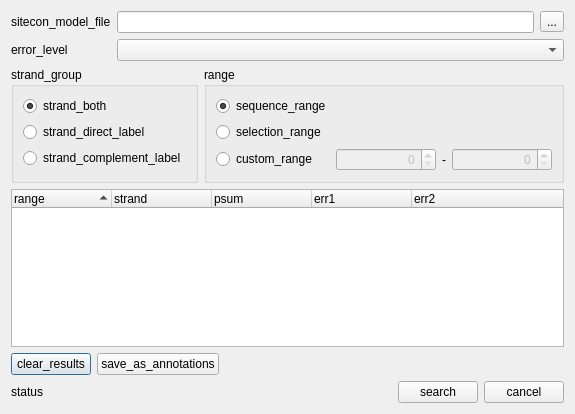
Old version of the form src/plugins_3rdparty/sitecon/src/ui/SiteconSearchDialog.ui in the repository violethaze74/ugene.
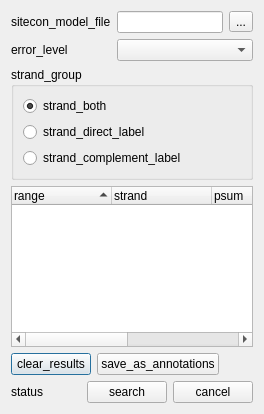
New version of the form.

Commit message: unify selecting sequence region widget UGENE-269

```diff
--- a/src/plugins_3rdparty/sitecon/src/ui/SiteconSearchDialog.ui
+++ b/src/plugins_3rdparty/sitecon/src/ui/SiteconSearchDialog.ui
@@ -1,11 +1,11 @@
 <ui version="4.0" >
  <class>SiteconSearchDialog</class>
- <widget class="QDialog" name="SiteconSearchDialog" >
-  <property name="geometry" >
+ <widget class="QDialog" name="SiteconSearchDialog">
+  <property name="geometry">
    <rect>
     <x>0</x>
     <y>0</y>
-    <width>541</width>
+    <width>264</width>
     <height>414</height>
    </rect>
   </property>
@@ -62,7 +62,7 @@
     </layout>
    </item>
    <item>
-    <layout class="QHBoxLayout" name="horizontalLayout_8" >
+    <layout class="QHBoxLayout" name="horizontalLayout_8" stretch="1,1">
      <item>
       <widget class="QGroupBox" name="bgStrand" >
        <property name="sizePolicy" >
@@ -124,130 +124,7 @@
       </widget>
      </item>
      <item>
-      <widget class="QGroupBox" name="groupBox" >
-       <property name="title" >
-        <string>range</string>
-       </property>
-       <layout class="QVBoxLayout" name="verticalLayout" >
-        <item>
-         <layout class="QHBoxLayout" name="horizontalLayout_6" >
-          <item>
-           <widget class="QRadioButton" name="rbSequenceRange" >
-            <property name="text" >
-             <string>sequence_range</string>
-            </property>
-            <property name="checked" >
-             <bool>true</bool>
-            </property>
-           </widget>
-          </item>
-          <item>
-           <spacer name="horizontalSpacer_2" >
-            <property name="orientation" >
-             <enum>Qt::Horizontal</enum>
-            </property>
-            <property name="sizeHint" stdset="0" >
-             <size>
-              <width>40</width>
-              <height>20</height>
-             </size>
-            </property>
-           </spacer>
-          </item>
-         </layout>
-        </item>
-        <item>
-         <layout class="QHBoxLayout" name="horizontalLayout_5" >
-          <item>
-           <widget class="QRadioButton" name="rbSelectionRange" >
-            <property name="text" >
-             <string>selection_range</string>
-            </property>
-           </widget>
-          </item>
-          <item>
-           <spacer name="horizontalSpacer_3" >
-            <property name="orientation" >
-             <enum>Qt::Horizontal</enum>
-            </property>
-            <property name="sizeHint" stdset="0" >
-             <size>
-              <width>40</width>
-              <height>20</height>
-             </size>
-            </property>
-           </spacer>
-          </item>
-         </layout>
-        </item>
-        <item>
-         <layout class="QHBoxLayout" name="horizontalLayout" >
-          <item>
-           <widget class="QRadioButton" name="rbCustomRange" >
-            <property name="text" >
-             <string>custom_range</string>
-            </property>
-           </widget>
-          </item>
-          <item>
-           <widget class="QLabel" name="lRangeStart_2" >
-            <property name="text" >
-             <string/>
-            </property>
-           </widget>
-          </item>
-          <item>
-           <widget class="QSpinBox" name="sbRangeStart" >
-            <property name="enabled" >
-             <bool>false</bool>
-            </property>
-            <property name="minimumSize" >
-             <size>
-              <width>100</width>
-              <height>0</height>
-             </size>
-            </property>
-            <property name="alignment" >
-             <set>Qt::AlignRight|Qt::AlignTrailing|Qt::AlignVCenter</set>
-            </property>
-            <property name="accelerated" >
-             <bool>true</bool>
-            </property>
-           </widget>
-          </item>
-          <item>
-           <widget class="QLabel" name="lRangeStart" >
-            <property name="text" >
-             <string>-</string>
-            </property>
-           </widget>
-          </item>
-          <item>
-           <widget class="QSpinBox" name="sbRangeEnd" >
-            <property name="enabled" >
-             <bool>false</bool>
-            </property>
-            <property name="minimumSize" >
-             <size>
-              <width>100</width>
-              <height>0</height>
-             </size>
-            </property>
-            <property name="alignment" >
-             <set>Qt::AlignRight|Qt::AlignTrailing|Qt::AlignVCenter</set>
-            </property>
-            <property name="accelerated" >
-             <bool>true</bool>
-            </property>
-            <property name="maximum" >
-             <number>99</number>
-            </property>
-           </widget>
-          </item>
-         </layout>
-        </item>
-       </layout>
-      </widget>
+      <layout class="QHBoxLayout" name="rangeSelectorLayout"/>
      </item>
     </layout>
    </item>
```
Left out of the diff: 170 changed lines with no effect on the pictures. The commit also changes 37 other files.
